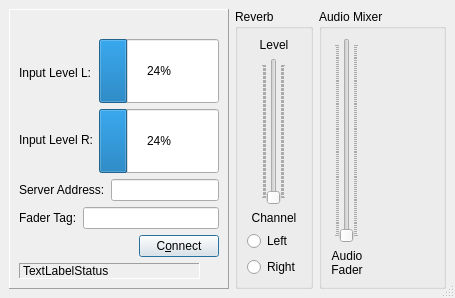
Before: the Qt Designer form src/llconclientdlgbase.ui in jamulussoftware/jamulus, drawn with Qt 5.
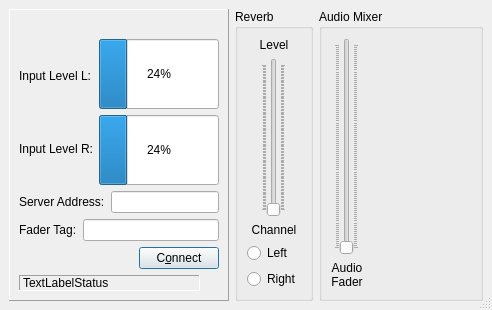
After: the same form once the commit is applied. Icons and pictures are not drawn. Custom widgets are drawn as their Qt base class.

Patch:
```diff
--- a/src/llconclientdlgbase.ui
+++ b/src/llconclientdlgbase.ui
@@ -5,8 +5,8 @@
    <rect>
     <x>0</x>
     <y>0</y>
-    <width>455</width>
-    <height>298</height>
+    <width>492</width>
+    <height>310</height>
    </rect>
   </property>
   <property name="windowTitle" >
```
